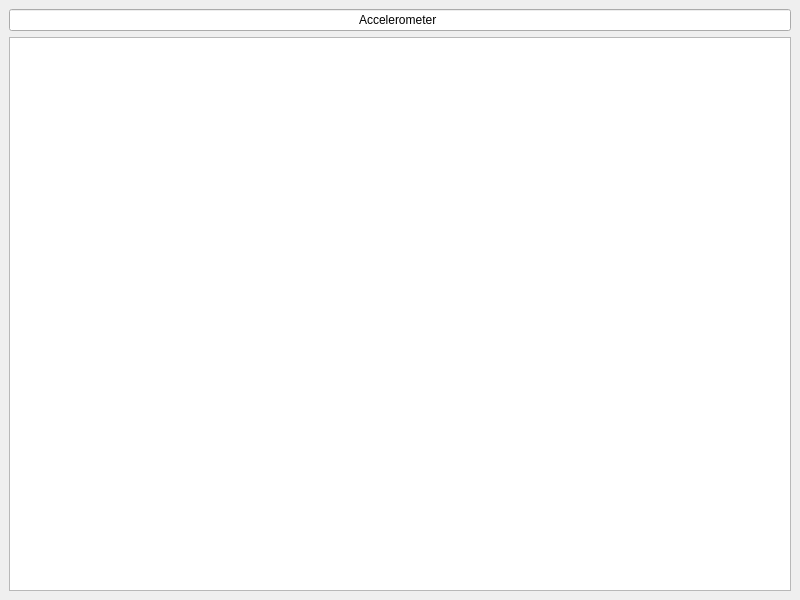
Above: windowQt_2.ui from path321/imu_suit before the change. Below: the same form after it.
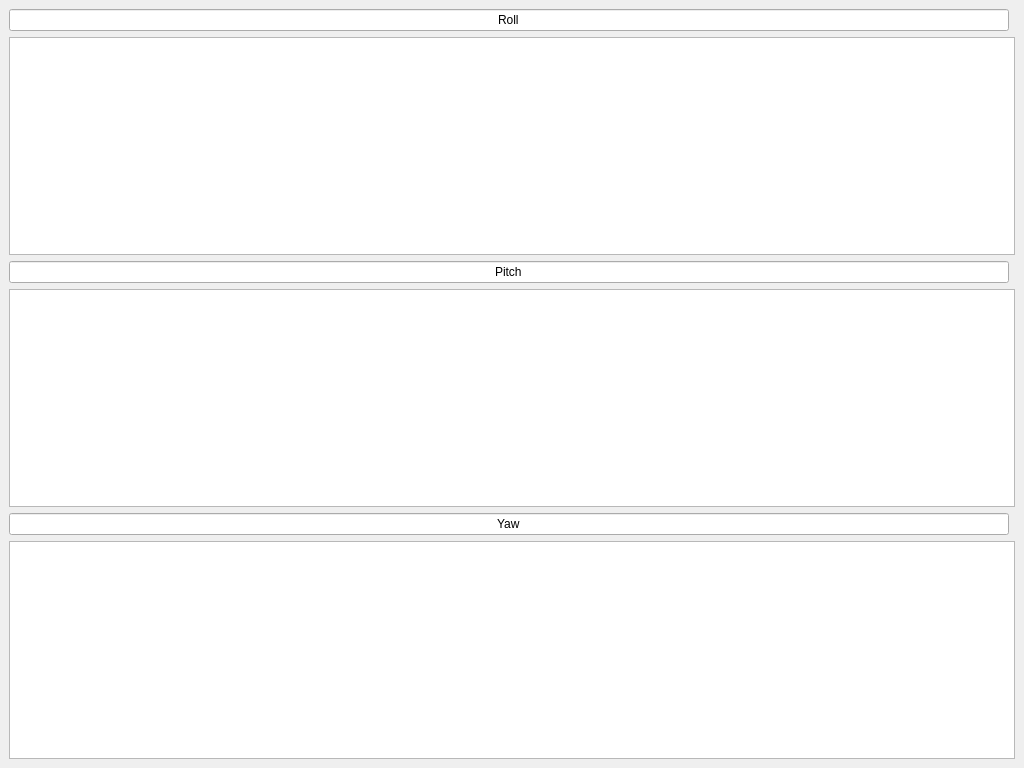
That is the form after the change. Custom widgets are drawn as their Qt base class.

Commit message: 3 subplot window

The edit to the form file:
```diff
--- a/windowQt_2.ui
+++ b/windowQt_2.ui
@@ -6,36 +6,61 @@
    <rect>
     <x>0</x>
     <y>0</y>
-    <width>800</width>
-    <height>600</height>
+    <width>1024</width>
+    <height>768</height>
    </rect>
   </property>
   <property name="windowTitle">
    <string>MainWindow</string>
   </property>
   <widget class="QWidget" name="centralwidget">
-   <layout class="QVBoxLayout" name="verticalLayout">
-    <item>
+   <layout class="QGridLayout" name="gridLayout_2">
+    <item row="7" column="0" colspan="2">
+     <widget class="PlotWidget" name="myplot_3"/>
+    </item>
+    <item row="3" column="0" colspan="2">
+     <widget class="PlotWidget" name="myplot_1"/>
+    </item>
+    <item row="5" column="0" colspan="2">
+     <widget class="PlotWidget" name="myplot_2"/>
+    </item>
+    <item row="6" column="0">
+     <widget class="QLineEdit" name="lineEdit_3">
+      <property name="text">
+       <string>Yaw</string>
+      </property>
+      <property name="alignment">
+       <set>Qt::AlignCenter</set>
+      </property>
+      <property name="readOnly">
+       <bool>true</bool>
+      </property>
+     </widget>
+    </item>
+    <item row="0" column="0">
      <widget class="QLineEdit" name="lineEdit">
       <property name="text">
-       <string>Accelerometer </string>
+       <string>Roll</string>
       </property>
       <property name="alignment">
        <set>Qt::AlignCenter</set>
       </property>
+      <property name="readOnly">
+       <bool>true</bool>
+      </property>
      </widget>
     </item>
-    <item>
-     <widget class="PlotWidget" name="mainPlot">
-      <property name="enabled">
+    <item row="4" column="0">
+     <widget class="QLineEdit" name="lineEdit_2">
+      <property name="text">
+       <string>Pitch</string>
+      </property>
+      <property name="alignment">
+       <set>Qt::AlignCenter</set>
+      </property>
+      <property name="readOnly">
        <bool>true</bool>
       </property>
-      <property name="sizePolicy">
-       <sizepolicy hsizetype="Expanding" vsizetype="Expanding">
-        <horstretch>0</horstretch>
-        <verstretch>0</verstretch>
-       </sizepolicy>
-      </property>
      </widget>
     </item>
    </layout>
```
Left out of the diff: 2 changed lines with no effect on the pictures.
